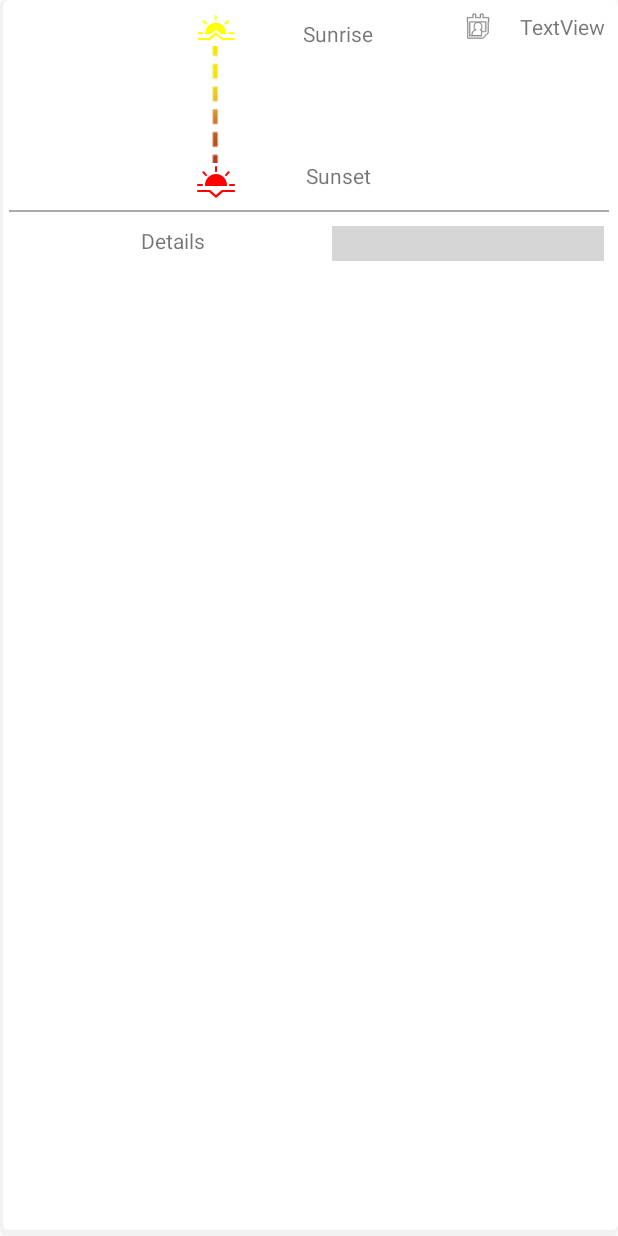
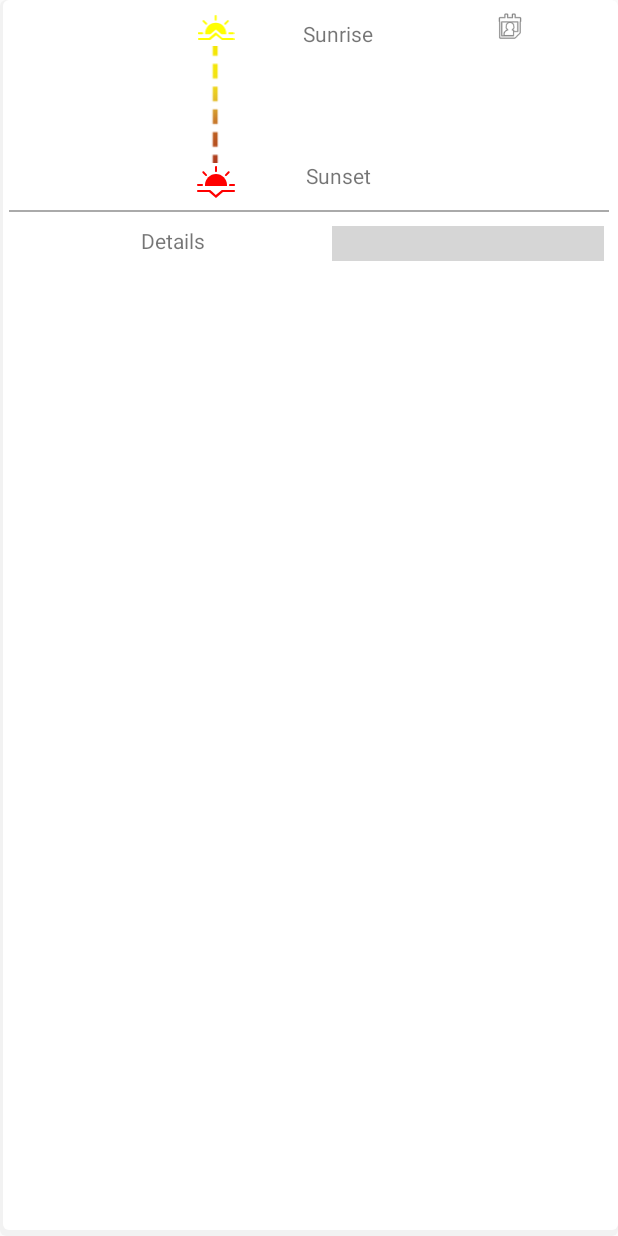
Before and after one commit to Yevstaf/CHeckTheSun, an Android app: the layout list_item_info_card.xml on its own in the app's theme, with its tools: preview values and no code run, on a phone screen of 412 x 824 dp. Run offline under Robolectric (Android 15) with nearby library versions, the phone set to English and light mode, and no system bars; grey boxes are pictures that could not be loaded.

Commit message:
Minor changes

```diff
--- a/app/src/main/res/layout/list_item_info_card.xml
+++ b/app/src/main/res/layout/list_item_info_card.xml
@@ -146,8 +146,7 @@
                         android:layout_height="wrap_content"
                         android:layout_gravity="center"
                         android:layout_weight="1"
-                        android:gravity="center"
-                        android:text="TextView" />
+                        android:gravity="center" />
 
                 </LinearLayout>
 
```
